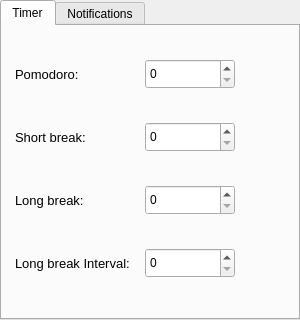
The window that ui/settingsdialog.ui (TiagoSBO/qt-pomodoro-timer) describes before a commit, drawn with Qt 5.
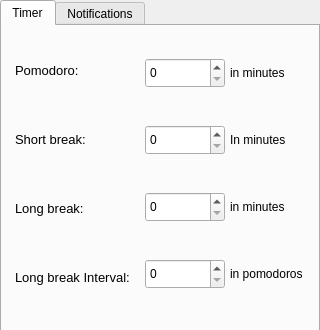
The same window after the commit. The open tabs and pages were chosen to show the change. Icons and pictures are not drawn.

What changed in the file:
```diff
--- a/ui/settingsdialog.ui
+++ b/ui/settingsdialog.ui
@@ -6,12 +6,12 @@
    <rect>
     <x>0</x>
     <y>0</y>
-    <width>300</width>
-    <height>320</height>
+    <width>320</width>
+    <height>330</height>
    </rect>
   </property>
   <property name="sizePolicy">
-   <sizepolicy hsizetype="Expanding" vsizetype="Expanding">
+   <sizepolicy hsizetype="Fixed" vsizetype="Fixed">
     <horstretch>0</horstretch>
     <verstretch>0</verstretch>
    </sizepolicy>
@@ -19,13 +19,13 @@
   <property name="minimumSize">
    <size>
     <width>300</width>
-    <height>320</height>
+    <height>330</height>
    </size>
   </property>
   <property name="maximumSize">
    <size>
-    <width>300</width>
-    <height>337</height>
+    <width>320</width>
+    <height>330</height>
    </size>
   </property>
   <property name="windowTitle">
@@ -63,16 +63,19 @@
      </property>
      <property name="minimumSize">
       <size>
-       <width>300</width>
-       <height>320</height>
+       <width>320</width>
+       <height>340</height>
       </size>
      </property>
      <property name="maximumSize">
       <size>
-       <width>300</width>
-       <height>500</height>
+       <width>320</width>
+       <height>340</height>
       </size>
      </property>
+     <property name="layoutDirection">
+      <enum>Qt::LayoutDirection::LeftToRight</enum>
+     </property>
      <property name="tabPosition">
       <enum>QTabWidget::TabPosition::North</enum>
      </property>
@@ -97,13 +100,13 @@
       </property>
       <property name="minimumSize">
        <size>
-        <width>250</width>
+        <width>200</width>
         <height>250</height>
        </size>
       </property>
       <property name="maximumSize">
        <size>
-        <width>296</width>
+        <width>350</width>
         <height>300</height>
        </size>
       </property>
@@ -139,31 +142,22 @@
          </property>
          <property name="minimumSize">
           <size>
-           <width>300</width>
+           <width>270</width>
            <height>283</height>
           </size>
          </property>
          <property name="maximumSize">
           <size>
-           <width>400</width>
-           <height>400</height>
+           <width>300</width>
+           <height>300</height>
           </size>
          </property>
-         <layout class="QFormLayout" name="formLayout_3">
-          <property name="sizeConstraint">
-           <enum>QLayout::SizeConstraint::SetMinimumSize</enum>
-          </property>
-          <property name="fieldGrowthPolicy">
-           <enum>QFormLayout::FieldGrowthPolicy::FieldsStayAtSizeHint</enum>
-          </property>
-          <property name="rowWrapPolicy">
-           <enum>QFormLayout::RowWrapPolicy::WrapLongRows</enum>
-          </property>
-          <property name="horizontalSpacing">
+         <layout class="QHBoxLayout" name="horizontalLayout_9" stretch="1,2">
+          <property name="spacing">
            <number>10</number>
           </property>
-          <property name="verticalSpacing">
-           <number>0</number>
+          <property name="sizeConstraint">
+           <enum>QLayout::SizeConstraint::SetMinimumSize</enum>
           </property>
           <property name="leftMargin">
            <number>3</number>
@@ -177,23 +171,11 @@
           <property name="bottomMargin">
            <number>3</number>
           </property>
-          <item row="0" column="0">
-           <layout class="QFormLayout" name="formLayout">
+          <item>
+           <layout class="QVBoxLayout" name="verticalLayout">
             <property name="sizeConstraint">
              <enum>QLayout::SizeConstraint::SetNoConstraint</enum>
             </property>
-            <property name="fieldGrowthPolicy">
-             <enum>QFormLayout::FieldGrowthPolicy::ExpandingFieldsGrow</enum>
-            </property>
-            <property name="rowWrapPolicy">
-             <enum>QFormLayout::RowWrapPolicy::WrapLongRows</enum>
-            </property>
-            <property name="horizontalSpacing">
-             <number>0</number>
-            </property>
-            <property name="verticalSpacing">
-             <number>0</number>
-            </property>
             <property name="leftMargin">
              <number>10</number>
             </property>
@@ -206,7 +188,7 @@
             <property name="bottomMargin">
              <number>0</number>
             </property>
-            <item row="0" column="0">
+            <item>
              <widget class="QLabel" name="label_TimerDuration">
               <property name="sizePolicy">
                <sizepolicy hsizetype="Expanding" vsizetype="Expanding">
@@ -264,7 +246,7 @@
               </property>
              </widget>
             </item>
-            <item row="1" column="0">
+            <item>
              <widget class="QLabel" name="label_shortBreakDuration">
               <property name="sizePolicy">
                <sizepolicy hsizetype="Expanding" vsizetype="Expanding">
@@ -292,7 +274,7 @@
               </property>
              </widget>
             </item>
-            <item row="2" column="0">
+            <item>
              <widget class="QLabel" name="label_longBreakDuration">
               <property name="sizePolicy">
                <sizepolicy hsizetype="Expanding" vsizetype="Expanding">
@@ -320,7 +302,7 @@
               </property>
              </widget>
             </item>
-            <item row="3" column="0">
+            <item>
              <widget class="QLabel" name="label_longBreakDelay">
               <property name="sizePolicy">
                <sizepolicy hsizetype="Expanding" vsizetype="Expanding">
@@ -353,29 +335,11 @@
             </item>
            </layout>
           </item>
-          <item row="0" column="1">
-           <layout class="QFormLayout" name="formLayout_2">
+          <item>
+           <layout class="QGridLayout" name="gridLayout" rowstretch="0,0,0,0,0">
             <property name="sizeConstraint">
              <enum>QLayout::SizeConstraint::SetNoConstraint</enum>
             </property>
-            <property name="fieldGrowthPolicy">
-             <enum>QFormLayout::FieldGrowthPolicy::ExpandingFieldsGrow</enum>
-            </property>
-            <property name="rowWrapPolicy">
-             <enum>QFormLayout::RowWrapPolicy::WrapLongRows</enum>
-            </property>
-            <property name="labelAlignment">
-             <set>Qt::AlignmentFlag::AlignCenter</set>
-            </property>
-            <property name="formAlignment">
-             <set>Qt::AlignmentFlag::AlignLeading|Qt::AlignmentFlag::AlignLeft|Qt::AlignmentFlag::AlignTop</set>
-            </property>
-            <property name="horizontalSpacing">
-             <number>0</number>
-            </property>
-            <property name="verticalSpacing">
-             <number>0</number>
-            </property>
             <property name="leftMargin">
              <number>5</number>
             </property>
@@ -388,6 +352,84 @@
             <property name="bottomMargin">
              <number>0</number>
             </property>
+            <property name="spacing">
+             <number>5</number>
+            </property>
+            <item row="4" column="0">
+             <widget class="QSpinBox" name="boxSetIntervalDuration">
+              <property name="sizePolicy">
+               <sizepolicy hsizetype="Expanding" vsizetype="Expanding">
+                <horstretch>0</horstretch>
+                <verstretch>0</verstretch>
+               </sizepolicy>
+              </property>
+              <property name="minimumSize">
+               <size>
+                <width>80</width>
+                <height>0</height>
+               </size>
+              </property>
+              <property name="maximumSize">
+               <size>
+                <width>70</width>
+                <height>30</height>
+               </size>
+              </property>
+              <property name="alignment">
+               <set>Qt::AlignmentFlag::AlignLeading|Qt::AlignmentFlag::AlignLeft|Qt::AlignmentFlag::AlignVCenter</set>
+              </property>
+              <property name="suffix">
+               <string/>
+              </property>
+             </widget>
+            </item>
+            <item row="2" column="0">
+             <widget class="QSpinBox" name="boxSetShortDuration">
+              <property name="sizePolicy">
+               <sizepolicy hsizetype="Expanding" vsizetype="Expanding">
+                <horstretch>0</horstretch>
+                <verstretch>0</verstretch>
+               </sizepolicy>
+              </property>
+              <property name="minimumSize">
+               <size>
+                <width>80</width>
+                <height>0</height>
+               </size>
+              </property>
+              <property name="maximumSize">
+               <size>
+                <width>80</width>
+                <height>30</height>
+               </size>
+              </property>
+              <property name="baseSize">
+               <size>
+                <width>0</width>
+                <height>0</height>
+               </size>
+              </property>
+              <property name="suffix">
+               <string/>
+              </property>
+              <property name="maximum">
+               <number>99999</number>
+              </property>
+             </widget>
+            </item>
+            <item row="2" column="1">
+             <widget class="QLabel" name="label_2">
+              <property name="maximumSize">
+               <size>
+                <width>130</width>
+                <height>30</height>
+               </size>
+              </property>
+              <property name="text">
+               <string>In minutes</string>
+              </property>
+             </widget>
+            </item>
             <item row="0" column="0">
              <widget class="QSpinBox" name="boxSetTimerDuration">
               <property name="sizePolicy">
@@ -398,13 +440,13 @@
               </property>
               <property name="minimumSize">
                <size>
-                <width>90</width>
+                <width>80</width>
                 <height>0</height>
                </size>
               </property>
               <property name="maximumSize">
                <size>
-                <width>70</width>
+                <width>50</width>
                 <height>30</height>
                </size>
               </property>
@@ -414,6 +456,12 @@
               <property name="alignment">
                <set>Qt::AlignmentFlag::AlignLeading|Qt::AlignmentFlag::AlignLeft|Qt::AlignmentFlag::AlignVCenter</set>
               </property>
+              <property name="buttonSymbols">
+               <enum>QAbstractSpinBox::ButtonSymbols::UpDownArrows</enum>
+              </property>
+              <property name="specialValueText">
+               <string/>
+              </property>
               <property name="suffix">
                <string/>
               </property>
@@ -431,41 +479,7 @@
               </property>
              </widget>
             </item>
-            <item row="1" column="0">
-             <widget class="QSpinBox" name="boxSetShortDuration">
-              <property name="sizePolicy">
-               <sizepolicy hsizetype="Expanding" vsizetype="Expanding">
-                <horstretch>0</horstretch>
-                <verstretch>0</verstretch>
-               </sizepolicy>
-              </property>
-              <property name="minimumSize">
-               <size>
-                <width>90</width>
-                <height>0</height>
-               </size>
-              </property>
-              <property name="maximumSize">
-               <size>
-                <width>70</width>
-                <height>30</height>
-               </size>
-              </property>
-              <property name="baseSize">
-               <size>
-                <width>0</width>
-                <height>0</height>
-               </size>
-              </property>
-              <property name="suffix">
-               <string/>
-              </property>
-              <property name="maximum">
-               <number>99999</number>
-              </property>
-             </widget>
-            </item>
-            <item row="2" column="0">
+            <item row="3" column="0">
              <widget class="QSpinBox" name="boxSetLongDuration">
               <property name="sizePolicy">
                <sizepolicy hsizetype="Expanding" vsizetype="Expanding">
@@ -475,7 +489,7 @@
               </property>
               <property name="minimumSize">
                <size>
-                <width>90</width>
+                <width>80</width>
                 <height>0</height>
                </size>
               </property>
@@ -496,31 +510,53 @@
               </property>
              </widget>
             </item>
-            <item row="3" column="0">
-             <widget class="QSpinBox" name="boxSetIntervalDuration">
-              <property name="sizePolicy">
-               <sizepolicy hsizetype="Expanding" vsizetype="Expanding">
-                <horstretch>0</horstretch>
-                <verstretch>0</verstretch>
-               </sizepolicy>
+            <item row="3" column="1">
+             <widget class="QLabel" name="label_3">
+              <property name="maximumSize">
+               <size>
+                <width>130</width>
+                <height>30</height>
+               </size>
               </property>
+              <property name="text">
+               <string>in minutes</string>
+              </property>
+             </widget>
+            </item>
+            <item row="0" column="1">
+             <widget class="QLabel" name="label_1">
+              <property name="maximumSize">
+               <size>
+                <width>130</width>
+                <height>30</height>
+               </size>
+              </property>
+              <property name="text">
+               <string>in minutes</string>
+              </property>
+             </widget>
+            </item>
+            <item row="4" column="1">
+             <widget class="QLabel" name="label_4">
               <property name="minimumSize">
                <size>
-                <width>90</width>
+                <width>100</width>
                 <height>0</height>
                </size>
               </property>
               <property name="maximumSize">
                <size>
-                <width>70</width>
+                <width>130</width>
                 <height>30</height>
                </size>
               </property>
-              <property name="alignment">
-               <set>Qt::AlignmentFlag::AlignLeading|Qt::AlignmentFlag::AlignLeft|Qt::AlignmentFlag::AlignVCenter</set>
+              <property name="font">
+               <font>
+                <pointsize>9</pointsize>
+               </font>
               </property>
-              <property name="suffix">
-               <string/>
+              <property name="text">
+               <string>in pomodoros</string>
               </property>
              </widget>
             </item>
```
Left out of the diff: 80 changed lines with no effect on the pictures.
